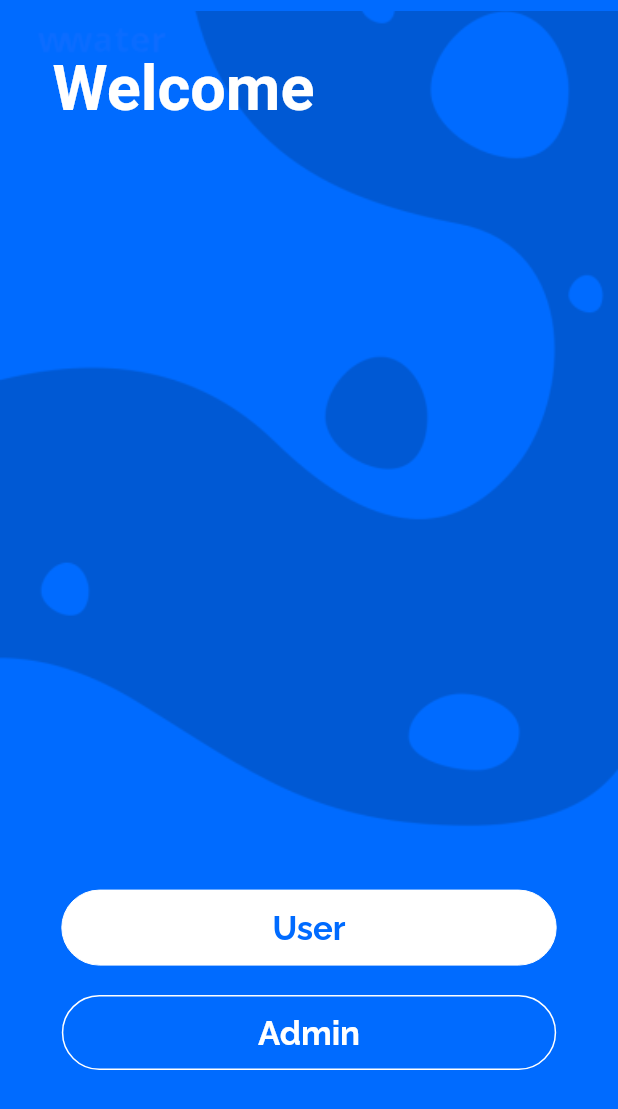
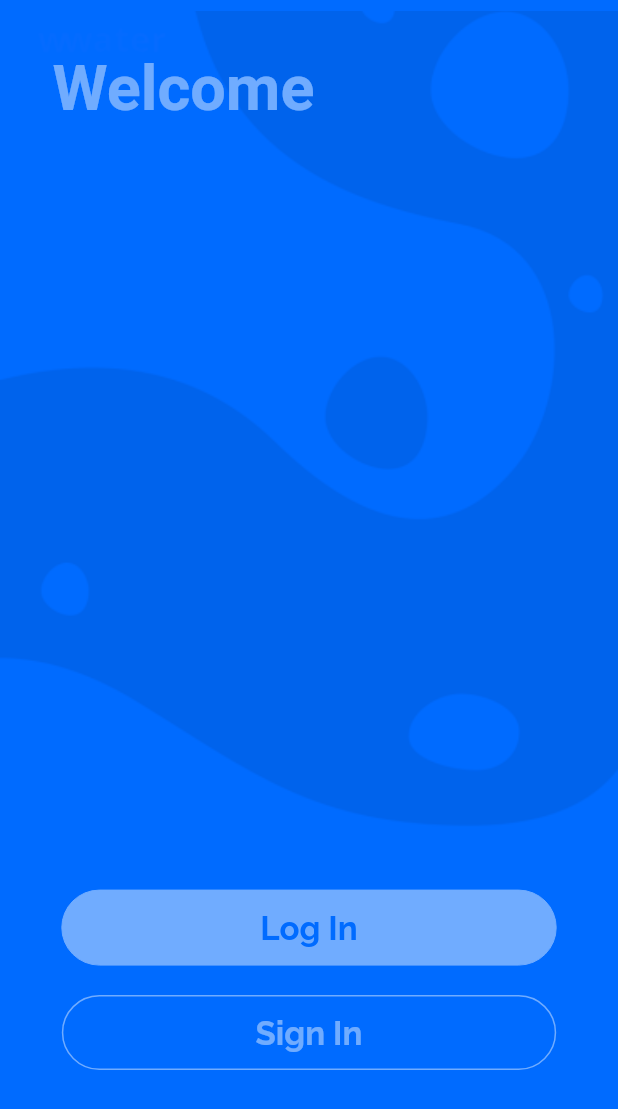
Before and after one commit to rahulrmsh/login-ui, a Flutter app: the screen it shows after launch, on a phone screen of 412 x 824 dp. Shown: the top 1109 px of the screen. Run offline on Flutter 3.47's test engine with Material 2 defaults, Android fonts, the phone set to English and light mode, and no system bars; our stand-ins replace google_fonts.

Commit message:
app update

```diff
--- a/lib/screens/splash.dart
+++ b/lib/screens/splash.dart
@@ -9,12 +9,35 @@
   _SplashScreenState createState() => _SplashScreenState();
 }
 
-class _SplashScreenState extends State<SplashScreen> {
+class _SplashScreenState extends State<SplashScreen>
+    with TickerProviderStateMixin {
+  AnimationController _controller;
+  Animation<Offset> offsetTop;
+  Animation<Offset> offsetBottom;
   bool _visible = true;
   @override
   void initState() {
     super.initState();
-    Timer(Duration(seconds: 2), () {
+
+    _controller = AnimationController(
+      duration: const Duration(seconds: 4),
+      vsync: this,
+    )..forward();
+    offsetTop = Tween<Offset>(
+      begin: Offset(0, 0.0),
+      end: Offset(0.0, -1.0),
+    ).animate(CurvedAnimation(
+      parent: _controller,
+      curve: Curves.easeInCubic,
+    ));
+    offsetBottom = Tween<Offset>(
+      begin: Offset(0, 0.0),
+      end: Offset(0.0, 1.0),
+    ).animate(CurvedAnimation(
+      parent: _controller,
+      curve: Curves.easeInCubic,
+    ));
+    Timer(Duration(seconds: 6), () {
       setState(() {
         _visible = !_visible;
       });
@@ -50,7 +73,13 @@
       child: Scaffold(
         resizeToAvoidBottomInset: false,
         resizeToAvoidBottomPadding: false,
-        body: Stack(
+        backgroundColor: blueColor,
+        body: Container(
+          child: Stack(
+            children: [
+              SlideTransition(
+                position: offsetTop,
+                child: Stack(
                   children: [
                     Align(
                       child: Container(
@@ -59,14 +88,6 @@
                         height: height * 0.50,
                       ),
                       alignment: Alignment.topCenter,
-            ),
-            Align(
-              child: Container(
-                color: bottomContainer,
-                width: width,
-                height: height * 0.50,
-              ),
-              alignment: Alignment.bottomCenter,
                     ),
                     Align(
                       alignment: Alignment.topCenter,
@@ -81,11 +102,21 @@
                         ),
                       ),
                     ),
-            AnimatedOpacity(
-              duration: Duration(milliseconds: 1000),
-              opacity: _visible ? 1.0 : 0.0,
+                  ],
+                ),
+              ),
+              SlideTransition(
+                position: offsetBottom,
                 child: Stack(
                   children: [
+                    Align(
+                      child: Container(
+                        color: bottomContainer,
+                        width: width,
+                        height: height * 0.50,
+                      ),
+                      alignment: Alignment.bottomCenter,
+                    ),
                     Align(
                       alignment: Alignment.bottomCenter,
                       child: Padding(
@@ -113,6 +144,7 @@
             ],
           ),
         ),
+      ),
     );
   }
 }
--- a/lib/screens/welcome.dart
+++ b/lib/screens/welcome.dart
@@ -20,7 +20,7 @@
     super.initState();
 
     _controller = AnimationController(
-      duration: const Duration(seconds: 1),
+      duration: const Duration(milliseconds: 500),
       vsync: this,
     )..forward();
     offsetTop = Tween<Offset>(
@@ -112,7 +112,7 @@
                               Navigator.popAndPushNamed(context, 'userLogin');
                             },
                             child: Text(
-                              'User',
+                              'Log In',
                               style: GoogleFonts.raleway(
                                 color: blueColor,
                                 fontSize: 22,
@@ -141,7 +141,7 @@
                               Navigator.popAndPushNamed(context, 'adminLogin');
                             },
                             child: Text(
-                              'Admin',
+                              'Sign In',
                               style: GoogleFonts.raleway(
                                 color: mainBgColor,
                                 fontSize: 22,
```
Lines whose indentation alone changed are shown as unchanged.
